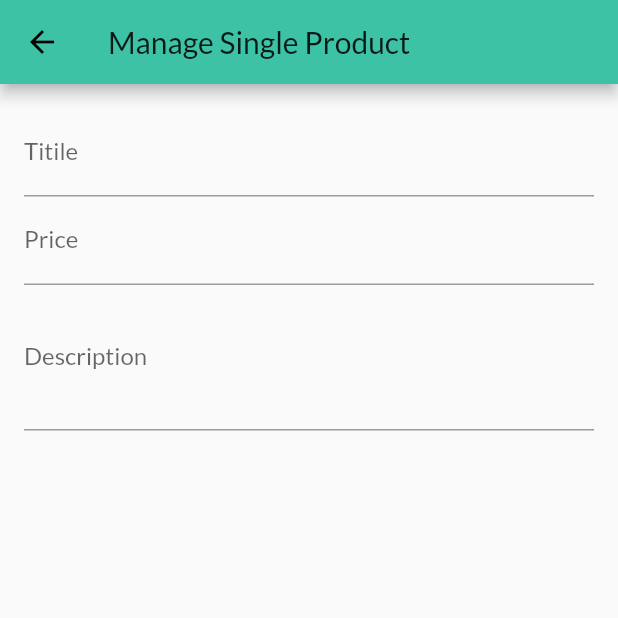
After one commit to thilinanimesh/milicart_beta, a Flutter app: the ManageSingleProductScreen screen opened by its route, on a phone screen of 412 x 824 dp, the top half of it. The commit adds this screen. Run offline on Flutter 3.47's test engine with Material 2 defaults, Android fonts, the phone set to English and light mode, and no system bars; network calls fail.

Commit message:
Added Manage products and Manage single product screen

```diff
--- /dev/null
+++ b/lib/screens/manage_single_product_screen.dart
@@ -0,0 +1,60 @@
+import 'package:flutter/material.dart';
+
+class ManageSingleProductScreen extends StatefulWidget {
+  static const routeName = '/manage-single-product';
+  @override
+  _ManageSingleProductScreenState createState() =>
+      _ManageSingleProductScreenState();
+}
+
+class _ManageSingleProductScreenState extends State<ManageSingleProductScreen> {
+  final _priceFocusNode = FocusNode();
+  final _descriptionFocusNode = FocusNode();
+
+  @override
+  void dispose(){
+    _priceFocusNode.dispose();
+    _descriptionFocusNode.dispose();
+    super.dispose();
+  }
+
+  @override
+  Widget build(BuildContext context) {
+    return Scaffold(
+      appBar: AppBar(
+        title: Text('Manage Single Product'),
+      ),
+      body: Padding(
+        padding: const EdgeInsets.all(16.0),
+        child: Form(
+          child: ListView(
+            children: <Widget>[
+              TextFormField(
+                decoration: InputDecoration(labelText: 'Titile'),
+                textInputAction: TextInputAction.next,
+                onFieldSubmitted: (_) {
+                  FocusScope.of(context).requestFocus(_priceFocusNode);
+                },
+              ),
+              TextFormField(
+                decoration: InputDecoration(labelText: 'Price'),
+                textInputAction: TextInputAction.next,
+                keyboardType: TextInputType.number,
+                focusNode: _priceFocusNode,
+                onFieldSubmitted: (_){
+                  FocusScope.of(context).requestFocus(_descriptionFocusNode);
+                },
+              ),
+              TextFormField(
+                decoration: InputDecoration(labelText: 'Description'),
+                maxLines: 3,
+                keyboardType: TextInputType.multiline,
+                focusNode: _descriptionFocusNode,
+              ),
+            ],
+          ),
+        ),
+      ),
+    );
+  }
+}
```
Also changed, not shown: lib/main.dart (+7 -1 lines), lib/screens/manage_products_screen.dart (added, +46 -0 lines), lib/widgets/app_drawer.dart (+9 -0 lines), lib/widgets/manage_product_item.dart (added, +35 -0 lines).
